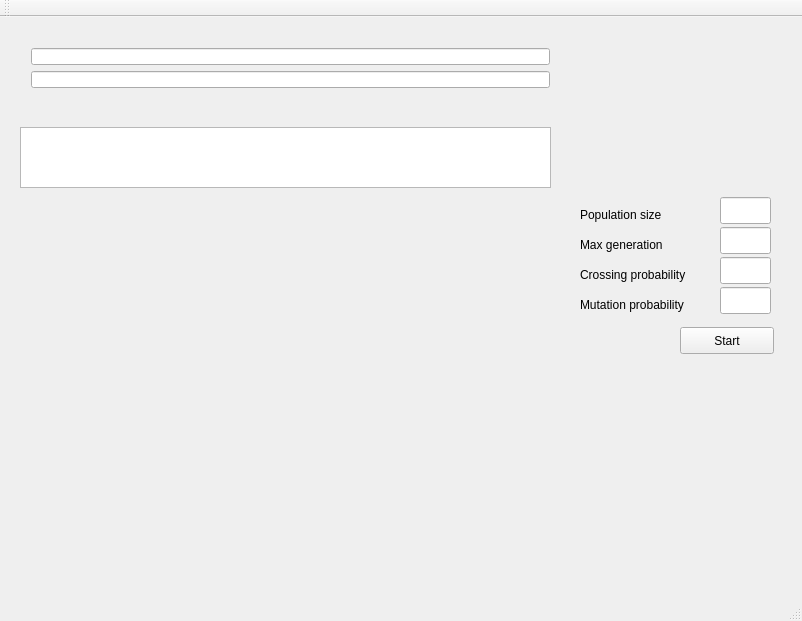
Klapeyron/OptimizationProject, file source/mainwindow.ui: the form before one commit.
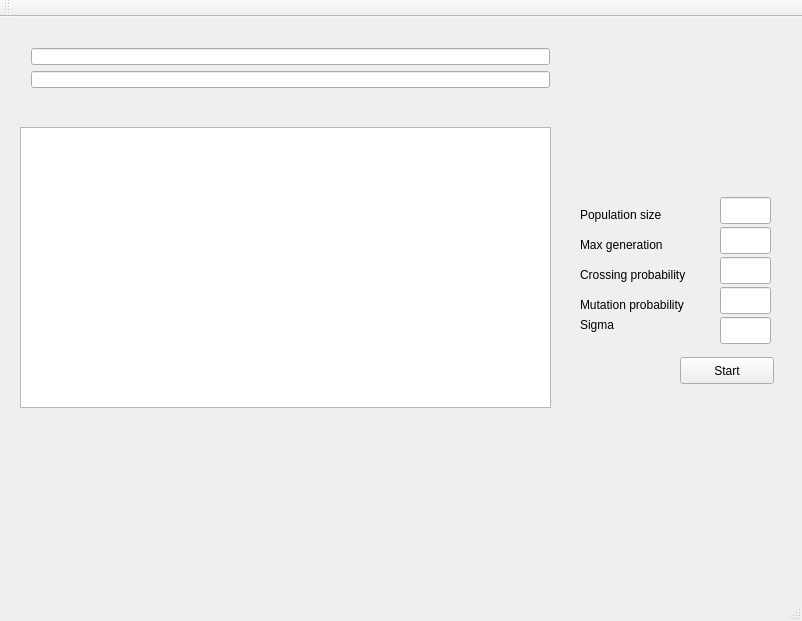
The form after the commit. Custom widgets are drawn as their Qt base class.

```diff
--- a/source/mainwindow.ui
+++ b/source/mainwindow.ui
@@ -18,9 +18,9 @@
     <property name="geometry">
      <rect>
       <x>20</x>
-      <y>180</y>
+      <y>400</y>
       <width>541</width>
-      <height>371</height>
+      <height>151</height>
      </rect>
     </property>
    </widget>
@@ -28,7 +28,7 @@
     <property name="geometry">
      <rect>
       <x>680</x>
-      <y>310</y>
+      <y>340</y>
       <width>94</width>
       <height>27</height>
      </rect>
@@ -135,11 +135,11 @@
       <x>20</x>
       <y>110</y>
       <width>531</width>
-      <height>61</height>
+      <height>281</height>
      </rect>
     </property>
    </widget>
-   <widget class="QWidget" name="">
+   <widget class="QWidget" name="layoutWidget">
     <property name="geometry">
      <rect>
       <x>20</x>
@@ -157,6 +157,29 @@
      </item>
     </layout>
    </widget>
+   <widget class="QLineEdit" name="sigma">
+    <property name="geometry">
+     <rect>
+      <x>720</x>
+      <y>300</y>
+      <width>51</width>
+      <height>27</height>
+     </rect>
+    </property>
+   </widget>
+   <widget class="QLabel" name="label_5">
+    <property name="geometry">
+     <rect>
+      <x>580</x>
+      <y>300</y>
+      <width>141</width>
+      <height>16</height>
+     </rect>
+    </property>
+    <property name="text">
+     <string>Sigma</string>
+    </property>
+   </widget>
   </widget>
   <widget class="QMenuBar" name="menuBar">
    <property name="geometry">
```
